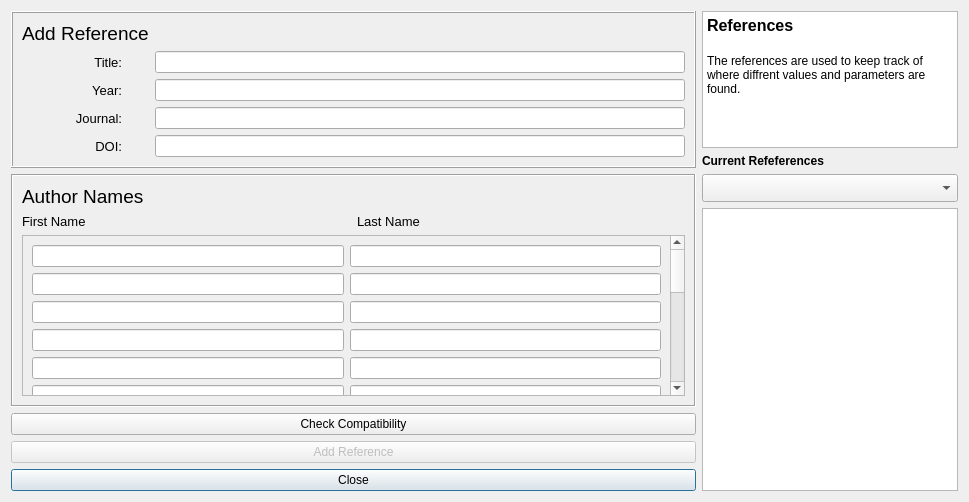
The window that tabs/reference_manager.ui (gusbacos/suews_database_manager) describes before a commit, drawn with Qt 5.
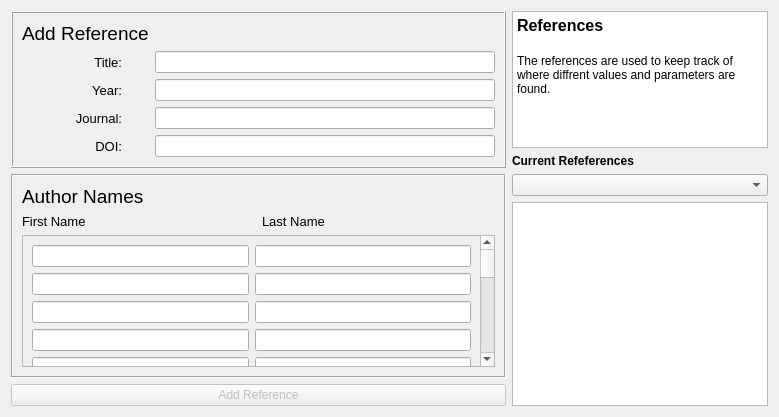
The same window after the commit. Custom widgets are drawn as their Qt base class.

Patch:
```diff
--- a/tabs/reference_manager.ui
+++ b/tabs/reference_manager.ui
@@ -6,8 +6,8 @@
    <rect>
     <x>0</x>
     <y>0</y>
-    <width>969</width>
-    <height>502</height>
+    <width>779</width>
+    <height>417</height>
    </rect>
   </property>
   <property name="windowTitle">
@@ -59,7 +59,7 @@
       <string>&lt;!DOCTYPE HTML PUBLIC &quot;-//W3C//DTD HTML 4.0//EN&quot; &quot;http://www.w3.org/TR/REC-html40/strict.dtd&quot;&gt;
 &lt;html&gt;&lt;head&gt;&lt;meta name=&quot;qrichtext&quot; content=&quot;1&quot; /&gt;&lt;style type=&quot;text/css&quot;&gt;
 p, li { white-space: pre-wrap; }
-&lt;/style&gt;&lt;/head&gt;&lt;body style=&quot; font-family:'MS Shell Dlg 2'; font-size:8.25pt; font-weight:400; font-style:normal;&quot;&gt;
+&lt;/style&gt;&lt;/head&gt;&lt;body style=&quot; font-family:'MS Shell Dlg 2'; font-size:9.75pt; font-weight:400; font-style:normal;&quot;&gt;
 &lt;p style=&quot; margin-top:0px; margin-bottom:0px; margin-left:0px; margin-right:0px; -qt-block-indent:0; text-indent:0px;&quot;&gt;&lt;span style=&quot; font-size:12pt; font-weight:600;&quot;&gt;References&lt;/span&gt;&lt;/p&gt;
 &lt;p style=&quot;-qt-paragraph-type:empty; margin-top:0px; margin-bottom:0px; margin-left:0px; margin-right:0px; -qt-block-indent:0; text-indent:0px; font-size:12pt; font-weight:600;&quot;&gt;&lt;br /&gt;&lt;/p&gt;
 &lt;p style=&quot; margin-top:0px; margin-bottom:0px; margin-left:0px; margin-right:0px; -qt-block-indent:0; text-indent:0px;&quot;&gt;&lt;span style=&quot; font-size:9pt;&quot;&gt;The references are used to keep track of where diffrent values and parameters are found. &lt;/span&gt;&lt;/p&gt;
@@ -86,21 +86,7 @@
    </item>
    <item row="4" column="0">
     <layout class="QGridLayout" name="gridLayout_8">
-     <item row="2" column="0">
-      <widget class="QPushButton" name="pushButtonCancel">
-       <property name="text">
-        <string>Close</string>
-       </property>
-      </widget>
-     </item>
      <item row="0" column="0">
-      <widget class="QPushButton" name="pushButtonCheck">
-       <property name="text">
-        <string>Check Compatibility</string>
-       </property>
-      </widget>
-     </item>
-     <item row="1" column="0">
       <widget class="QPushButton" name="pushButtonAddRef">
        <property name="enabled">
         <bool>false</bool>
@@ -195,8 +181,8 @@
           <rect>
            <x>0</x>
            <y>0</y>
-           <width>648</width>
-           <height>454</height>
+           <width>458</width>
+           <height>488</height>
           </rect>
          </property>
          <layout class="QGridLayout" name="gridLayout_4">
```
